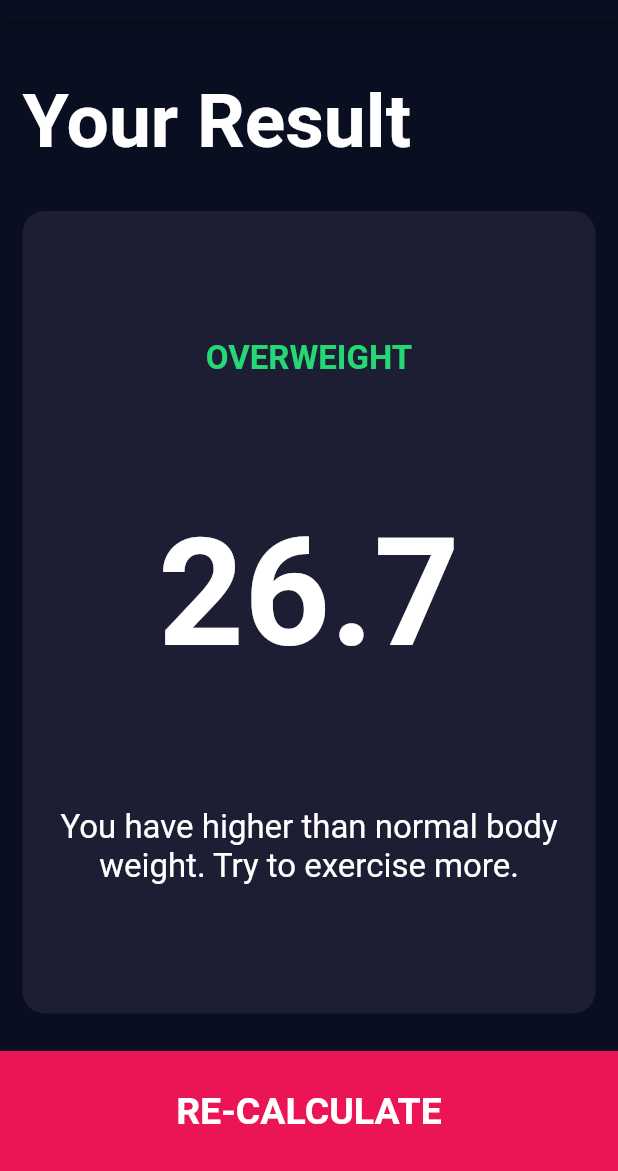
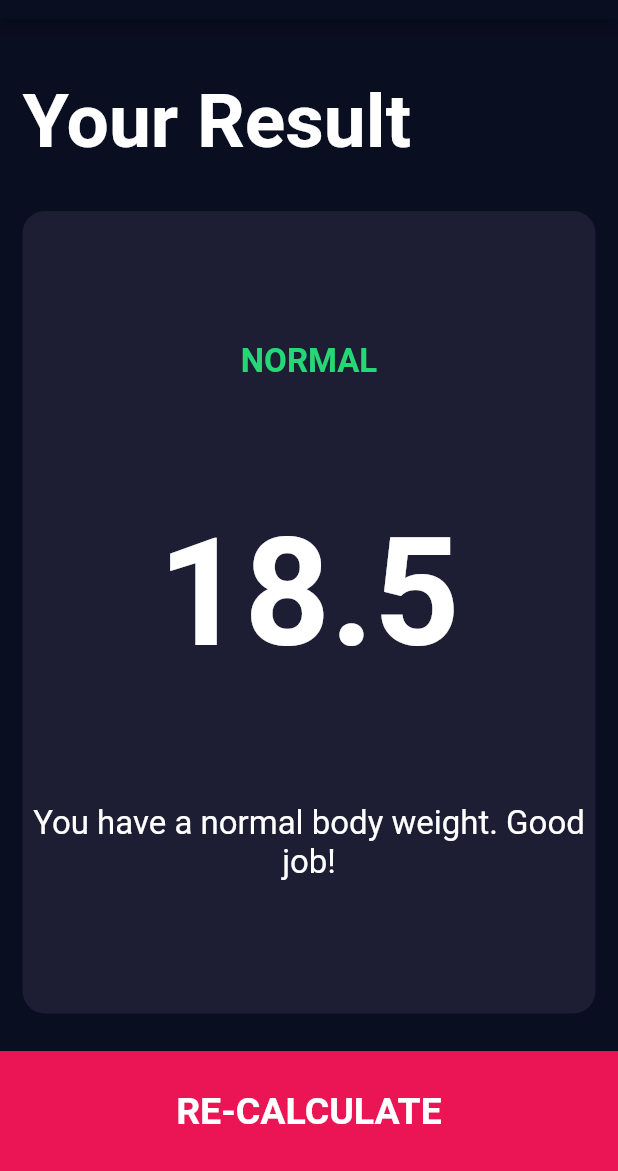
Before and after one commit to ankanSikdar/flutter-bmi-calculator, a Flutter app: the screen it shows after launch, after a tap on "CALCULATE", on a phone screen of 412 x 824 dp, the part 65-1236 px from its top. Run offline on Flutter 3.47's test engine with Material 2 defaults, Android fonts, the phone set to English and light mode, and no system bars; our stand-ins replace font_awesome_flutter.

Commit message:
Finished Functionality.

```diff
--- /dev/null
+++ b/lib/calculator_brain.dart
@@ -0,0 +1,35 @@
+import 'dart:math';
+
+class CalculatorBrain {
+  CalculatorBrain({this.height, this.weight});
+
+  final int height;
+  final int weight;
+
+  double _bmi;
+
+  String calculateBMI() {
+    _bmi = weight / pow(height / 100, 2);
+    return _bmi.toStringAsFixed(1);
+  }
+
+  String getResults() {
+    if (_bmi >= 25) {
+      return 'Overweight';
+    } else if (_bmi > 18.5) {
+      return 'Normal';
+    } else {
+      return 'Underweight';
+    }
+  }
+
+  String getInterpretation() {
+    if (_bmi >= 25) {
+      return 'You have a higher than normal body weight. Try to exercise more.';
+    } else if (_bmi >= 18.5) {
+      return 'You have a normal body weight. Good job!';
+    } else {
+      return 'You have a lower than normal body weight. You can eat a bit more.';
+    }
+  }
+}
--- a/lib/components/reusable_card.dart
+++ b/lib/components/reusable_card.dart
@@ -18,6 +18,7 @@
           borderRadius: BorderRadius.circular(15.0),
         ),
         margin: EdgeInsets.all(15.0),
+        padding: EdgeInsets.all(5.0),
       ),
     );
   }
--- a/lib/screens/input_page.dart
+++ b/lib/screens/input_page.dart
@@ -8,6 +8,7 @@
 import '../components/round_icon_button.dart';
 import '../components/icon_content.dart';
 import '../constants.dart';
+import 'package:bmi_calculator/calculator_brain.dart';
 
 enum Gender { male, female }
 
@@ -17,7 +18,7 @@
 }
 
 class _InputPageState extends State<InputPage> {
-  Gender selectedGender;
+  Gender selectedGender = Gender.female;
   int height = 180;
   int weight = 60;
   int age = 22;
@@ -218,10 +219,17 @@
           BottomButton(
             buttonTitle: 'CALCULATE',
             onTap: () {
+              CalculatorBrain calc =
+                  CalculatorBrain(height: height, weight: weight);
+
               Navigator.push(
                 context,
                 MaterialPageRoute(
-                  builder: (context) => ResultsPage(),
+                  builder: (context) => ResultsPage(
+                    bmiResult: calc.calculateBMI(),
+                    resultText: calc.getResults(),
+                    interpretation: calc.getInterpretation(),
+                  ),
                 ),
               );
             },
--- a/lib/screens/results_page.dart
+++ b/lib/screens/results_page.dart
@@ -5,6 +5,15 @@
 import 'package:bmi_calculator/components/reusable_card.dart';
 
 class ResultsPage extends StatelessWidget {
+  ResultsPage(
+      {@required this.bmiResult,
+      @required this.resultText,
+      @required this.interpretation});
+
+  final String bmiResult;
+  final String resultText;
+  final String interpretation;
+
   @override
   Widget build(BuildContext context) {
     return Scaffold(
@@ -34,15 +43,15 @@
                 mainAxisAlignment: MainAxisAlignment.spaceEvenly,
                 children: [
                   Text(
-                    'OVERWEIGHT',
+                    resultText.toUpperCase(),
                     style: kResultTextStyle,
                   ),
                   Text(
-                    '26.7',
+                    bmiResult,
                     style: kBMITextStyle,
                   ),
                   Text(
-                    'You have higher than normal body weight. Try to exercise more.',
+                    interpretation,
                     style: kBodyTextStyle,
                     textAlign: TextAlign.center,
                   ),
```
